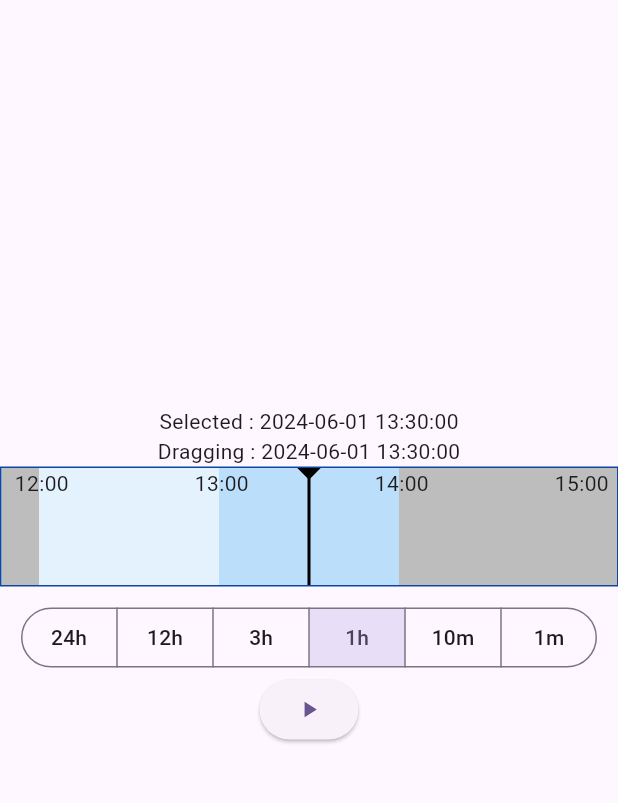
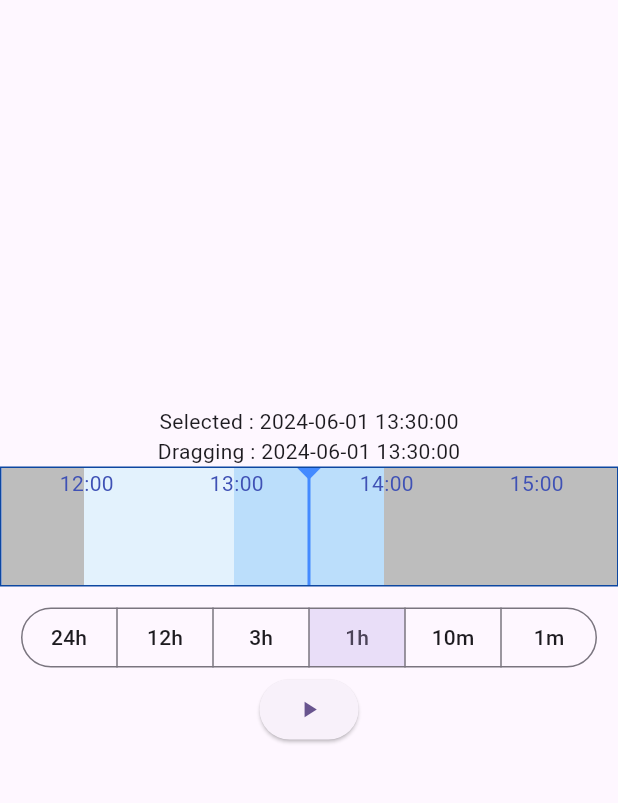
Before and after one commit to SunSkykSoft/time_seek_slider, a Flutter app: the screen it shows after launch, on a phone screen of 412 x 824 dp, the part 84-887 px from its top. Run offline on Flutter 3.47's test engine with Material 3 defaults, Android fonts, the phone set to English and light mode, and no system bars.

Commit message:
Add features * Add color properties * Add to display current time on center line

```diff
--- a/example/lib/main.dart
+++ b/example/lib/main.dart
@@ -132,9 +132,14 @@ class _MyHomePageState extends State<MyHomePage> {
                     to: _to,
                     selectedTime: _selectedTime,
                     sectionTime: _sectionTime,
-                    sectionWidth: 120,
+                    sectionWidth: 100,
+                    timeTextColor: Colors.indigo,
                     sectionColorPrimery: Colors.blue[50],
                     sectionColorSecondary: Colors.blue[100],
+                    centerLineColor: Colors.blueAccent,
+                    showCurrentTime: ShowCurrentTime.showDuringDragging,
+                    currentTimeTextColor: Colors.white,
+                    currentTimeTextBackgroundColor: Colors.blue,
                     events: timeEvents,
                     onChangingSelectedTime: (time) {
                       // print('[onChangingSelectedTime] time=${formatter.format(time)}');
--- a/example/pubspec.yaml
+++ b/example/pubspec.yaml
@@ -16,7 +16,7 @@ publish_to: 'none' # Remove this line if you wish to publish to pub.dev
 # https://developer.apple.com/library/archive/documentation/General/Reference/InfoPlistKeyReference/Articles/CoreFoundationKeys.html
 # In Windows, build-name is used as the major, minor, and patch parts
 # of the product and file versions while build-number is used as the build suffix.
-version: 1.0.2+1
+version: 1.0.5+1
 
 environment:
   sdk: '>=3.3.4 <4.0.0'
@@ -31,7 +31,7 @@ dependencies:
   flutter:
     sdk: flutter
 
-  intl: ^0.18.1
+  intl: ^0.19.0
   time_seek_slider:
     path: ../
 
--- a/lib/time_seek_slider.dart
+++ b/lib/time_seek_slider.dart
@@ -3,6 +3,7 @@ library time_seek_slider;
 
 import 'package:flutter/material.dart';
 import 'package:flutter/rendering.dart';
+import 'package:intl/intl.dart';
 // import 'package:intl/intl.dart';
 
 class TimeSeekSlider extends StatefulWidget {
@@ -14,8 +15,13 @@ class TimeSeekSlider extends StatefulWidget {
     this.to,
     this.sectionTime = sectionHour,
     this.sectionWidth = 120,
+    this.timeTextColor,
     this.sectionColorPrimery,
     this.sectionColorSecondary,
+    this.centerLineColor,
+    this.showCurrentTime,
+    this.currentTimeTextColor,
+    this.currentTimeTextBackgroundColor,
     this.events,
     required this.onChangedSelectedTime,
     this.onChangingSelectedTime,
@@ -47,6 +53,9 @@ class TimeSeekSlider extends StatefulWidget {
   /// Width should be larger than width of 5 letters.
   final int sectionWidth;
 
+  /// Color of time text.
+  final Color? timeTextColor;
+
   /// Color of primery section.
   ///
   /// Set both of [sectionColorPrimery] and [sectionColorSecondary]
@@ -58,6 +67,16 @@ class TimeSeekSlider extends StatefulWidget {
   /// Set both of [sectionColorPrimery] and [sectionColorSecondary]
   /// if you want to define the colors.
   final Color? sectionColorSecondary;
+
+  /// Color of center line
+  final Color? centerLineColor;
+
+  /// Show current time over center line
+  final ShowCurrentTime? showCurrentTime;
+
+  /// Color of current time Text
+  final Color? currentTimeTextColor;
+  final Color? currentTimeTextBackgroundColor;
 
   /// List of events.
   ///
@@ -128,6 +147,7 @@ class TimeSeekSliderState extends State<TimeSeekSlider> {
     _scrollController.addListener(_scrollListener);
 
     _currentTime = widget.selectedTime;
+    _draggingTime = _currentTime;
     // set period end to (current time + 10 sections).
     _periodEnd = _calcPeriod(_currentTime.add(Duration(seconds: widget.sectionTime * _numSections)));
     // set available period of ListView.
@@ -294,6 +314,7 @@ class TimeSeekSliderState extends State<TimeSeekSlider> {
       }
     }
     _currentTime = newTime;
+    _draggingTime = newTime;
 
     // Notify the position changed to the parent widget.
     widget.onChangedSelectedTime(newTime);
@@ -377,6 +398,16 @@ class TimeSeekSliderState extends State<TimeSeekSlider> {
           _numSections = 10;
         }
         //print('[TimeSeekSlider.LayoutBuilder] (w, h)=(${_width}, ${_height}) , offset=$_offset, numSections=$_numSections');
+
+        // Show current time over center line
+        var showCurrentTime = false;
+        if (widget.showCurrentTime != null) {
+          if (widget.showCurrentTime == ShowCurrentTime.showAlways) {
+            showCurrentTime = true;
+          } else if (widget.showCurrentTime == ShowCurrentTime.showDuringDragging && _isScrolling) {
+            showCurrentTime = true;
+          }
+        }
 
         // Scroll ListView to specific position.
         if (_isScrolling == false) {
@@ -472,12 +503,16 @@ class TimeSeekSliderState extends State<TimeSeekSlider> {
                         // ':mm' or '/dd'
                         Align(
                           alignment: const Alignment(-1.0, -1.0),
-                          child: Text(periodStartText),
+                          child: Text(periodStartText,
+                            style: TextStyle(color: widget.timeTextColor ?? Colors.black),
+                          ),
                         ),
                         // 'HH' or 'M'
                         Align(
                           alignment: const Alignment(1.0, -1.0),
-                          child: Text(periodEndText),
+                          child: Text(periodEndText,
+                            style: TextStyle(color: widget.timeTextColor ?? Colors.black),
+                          ),
                         ),
                         // Events
                         for(var oe in overlayEvents)
@@ -497,20 +532,46 @@ class TimeSeekSliderState extends State<TimeSeekSlider> {
               // Center Line
               Align(
                 alignment: const Alignment(0.0, -1.0),
-                child: Container(width: 2, color: Colors.black,),
+                child: Container(width: 2, color: widget.centerLineColor ?? Colors.black,),
               ),
               Align(
                 alignment: const Alignment(0.0, -1.0),
                 child: CustomPaint(
                   size: Size(_height * 0.2, _height * 0.1),
-                  painter: TrianglePaint(),
+                  painter: TrianglePaint(fillColor: widget.centerLineColor),
                 )
               ),
+              if (showCurrentTime)
+                Align(
+                  alignment: const Alignment(0.0, -1.0),
+                  child: Padding(
+                    padding: EdgeInsets.only(top: _height * 0.1),
+                    child: Container(
+                      padding: const EdgeInsets.all(2),
+                      decoration: BoxDecoration(
+                          borderRadius: BorderRadius.circular(4),
+                          color: widget.currentTimeTextBackgroundColor ?? Colors.transparent),
+                      child: Text(DateFormat('HH:mm:ss').format(_draggingTime),
+                        style: TextStyle(color: widget.currentTimeTextColor ?? Colors.black),
+                      ),
+                    ),
+                  ),
+                ),
             ],
           ),
         );
       });
   }
+}
+
+/// Type of show current time.
+enum ShowCurrentTime {
+  /// don't show current time
+  dontShow,
+  /// show current time always
+  showAlways,
+  /// show current time during dragging
+  showDuringDragging,
 }
 
 /// Event information class.
@@ -603,6 +664,10 @@ class OverlayEvent {
 
 /// Draw upside down triangle.
 class TrianglePaint extends CustomPainter {
+  Color? fillColor;
+
+  TrianglePaint({this.fillColor});
+
   @override
   void paint(Canvas canvas, Size size) {
     final path = Path()
@@ -612,7 +677,7 @@ class TrianglePaint extends CustomPainter {
       ..lineTo(0, 0,);
 
     final paint = Paint()
-      ..color = Colors.black
+      ..color = fillColor ?? Colors.black
       ..style = PaintingStyle.fill
       ..strokeWidth = 2;
 
--- a/pubspec.yaml
+++ b/pubspec.yaml
@@ -1,6 +1,6 @@
 name: time_seek_slider
 description: "Time Seek Slider widget to display and select date and time."
-version: 0.0.4
+version: 0.0.5
 homepage: https://github.com/SunSkykSoft/time_seek_slider
 
 environment:
@@ -11,7 +11,7 @@ dependencies:
   flutter:
     sdk: flutter
 
-#  intl:
+  intl: ^0.19.0
 
 dev_dependencies:
   flutter_test:
```
Also changed, not shown: doc/images/time_seek_slider_001.png, example/pubspec.lock, 2 other files.
